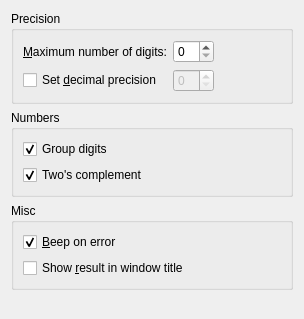
The window that general.ui (KDE/kcalc) describes before a commit, drawn with Qt 5.
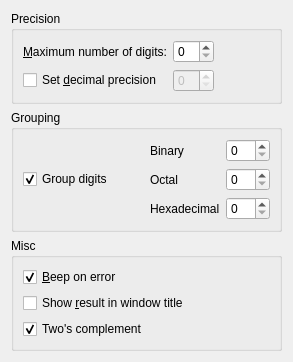
The same window after the commit.

What changed in the file:
```diff
--- a/general.ui
+++ b/general.ui
@@ -20,10 +20,10 @@
      </property>
      <layout class="QHBoxLayout" >
       <item>
-       <layout class="QGridLayout" >
-        <item row="0" column="0" >
-         <widget class="QLabel" name="textLabel1" >
-          <property name="text" >
+       <layout class="QGridLayout" name="gridLayout_2">
+        <item row="0" column="0">
+         <widget class="QLabel" name="textLabel1">
+          <property name="text">
            <string>&amp;Maximum number of digits:</string>
           </property>
           <property name="wordWrap" >
@@ -83,14 +83,16 @@
     </widget>
    </item>
    <item>
-    <widget class="QGroupBox" name="groupBox" >
-     <property name="title" >
-      <string>Numbers</string>
+    <widget class="QGroupBox" name="groupBox">
+     <property name="title">
+      <string>Grouping</string>
      </property>
      <layout class="QVBoxLayout" name="verticalLayout" >
       <item>
-       <widget class="QCheckBox" name="kcfg_GroupDigits" >
-        <property name="toolTip" >
+       <layout class="QHBoxLayout" name="horizontalLayout">
+        <item>
+         <widget class="QCheckBox" name="kcfg_GroupDigits">
+          <property name="toolTip">
          <string>Whether to group digits</string>
         </property>
         <property name="text" >
@@ -102,22 +104,45 @@
        </widget>
       </item>
       <item>
-       <widget class="QCheckBox" name="kcfg_TwosComplement" >
-        <property name="toolTip" >
-         <string>Whether to use Two's Complement for non-decimal numbers</string>
-        </property>
-        <property name="whatsThis" >
-         <string>Select to use Two's Complement notation for Binary, Octal and Hexidecimal numbers. This is a common notation to represent negative numbers for non-decimal numbers in computers.</string>
-        </property>
-        <property name="text" >
-         <string>Two's complement</string>
-        </property>
-        <property name="checked" >
-         <bool>true</bool>
+         <layout class="QGridLayout" name="gridLayout">
+          <item row="0" column="0">
+           <widget class="QLabel" name="grouping_binary_lb">
+            <property name="enabled">
+             <bool>true</bool>
+            </property>
+            <property name="text">
+             <string>Binary</string>
+            </property>
+           </widget>
+          </item>
+          <item row="1" column="0">
+           <widget class="QLabel" name="grouping_octal_lb">
+            <property name="text">
+             <string>Octal</string>
+            </property>
+           </widget>
+          </item>
+          <item row="2" column="0">
+           <widget class="QLabel" name="grouping_hexadecimal_lb">
+            <property name="text">
+             <string>Hexadecimal</string>
         </property>
        </widget>
       </item>
-     </layout>
+          <item row="0" column="1">
+           <widget class="QSpinBox" name="kcfg_BinaryGrouping"/>
+          </item>
+          <item row="1" column="1">
+           <widget class="QSpinBox" name="kcfg_OctalGrouping"/>
+          </item>
+          <item row="2" column="1">
+           <widget class="QSpinBox" name="kcfg_HexadecimalGrouping"/>
+          </item>
+         </layout>
+        </item>
+       </layout>
+      </item>
+     </layout>
     </widget>
    </item>
    <item>
@@ -125,10 +150,12 @@
      <property name="title" >
       <string>Misc</string>
      </property>
-     <layout class="QVBoxLayout" >
+     <layout class="QVBoxLayout">
       <item>
-       <widget class="QCheckBox" name="kcfg_Beep" >
-        <property name="toolTip" >
+       <layout class="QVBoxLayout" name="verticalLayout_2">
+        <item>
+         <widget class="QCheckBox" name="kcfg_Beep">
+          <property name="toolTip">
          <string>Whether to beep on error</string>
         </property>
         <property name="text" >
@@ -140,8 +167,8 @@
        </widget>
       </item>
       <item>
-       <widget class="QCheckBox" name="kcfg_CaptionResult" >
-        <property name="toolTip" >
+         <widget class="QCheckBox" name="kcfg_CaptionResult">
+          <property name="toolTip">
          <string>Whether to show the result in the window title</string>
         </property>
         <property name="text" >
@@ -149,21 +176,36 @@
         </property>
        </widget>
       </item>
-     </layout>
+        <item>
+         <widget class="QCheckBox" name="kcfg_TwosComplement">
+          <property name="toolTip">
+           <string>Whether to use Two's Complement for non-decimal numbers</string>
+          </property>
+          <property name="whatsThis">
+           <string>Select to use Two's Complement notation for Binary, Octal and Hexidecimal numbers. This is a common notation to represent negative numbers for non-decimal numbers in computers.</string>
+          </property>
+          <property name="text">
+           <string>Two's complement</string>
+          </property>
+          <property name="checked">
+           <bool>true</bool>
+          </property>
+         </widget>
+        </item>
+       </layout>
+      </item>
+     </layout>
     </widget>
    </item>
    <item>
-    <spacer>
-     <property name="orientation" >
+    <spacer name="verticalSpacer">
+     <property name="orientation">
       <enum>Qt::Vertical</enum>
      </property>
-     <property name="sizeType" >
-      <enum>QSizePolicy::Expanding</enum>
-     </property>
-     <property name="sizeHint" stdset="0" >
+     <property name="sizeHint" stdset="0">
       <size>
-       <width>282</width>
-       <height>31</height>
+       <width>20</width>
+       <height>40</height>
       </size>
      </property>
     </spacer>
```
Left out of the diff: 73 changed lines with no effect on the pictures. Lines whose indentation alone changed are shown as unchanged.
